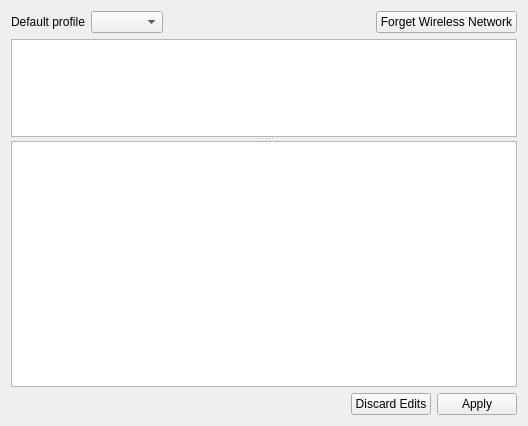
Sinodun/Stubby_Manager, file networkswidget.ui: the form before one commit.
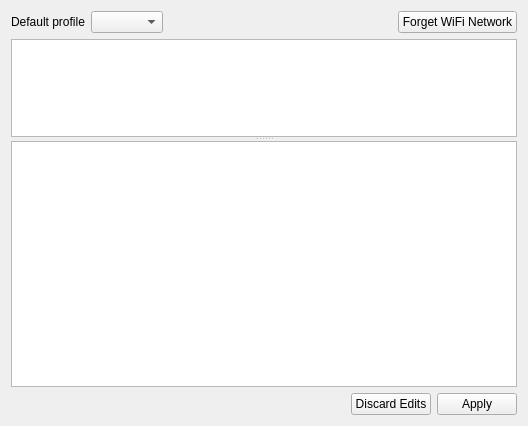
The form after the commit.

What changed in the file:
```diff
--- a/networkswidget.ui
+++ b/networkswidget.ui
@@ -57,7 +57,7 @@
         <bool>true</bool>
        </property>
        <property name="text">
-        <string>Forget Wireless Network</string>
+        <string>Forget WiFi Network</string>
        </property>
       </widget>
      </item>
```
Left out of the diff: 2 changed lines with no effect on the pictures.
